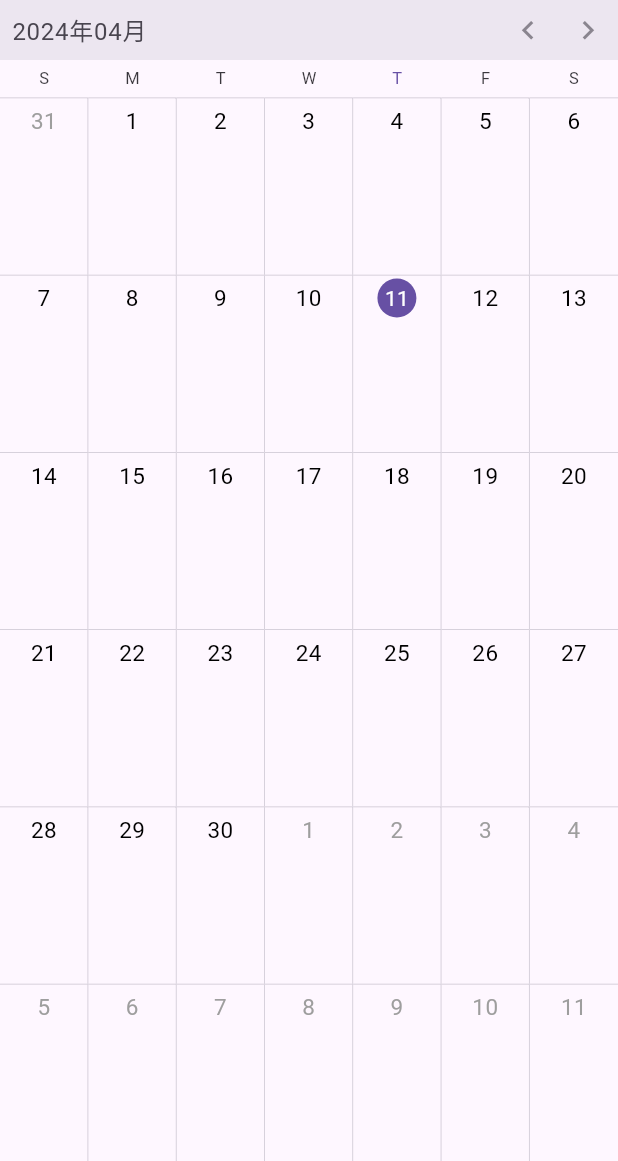
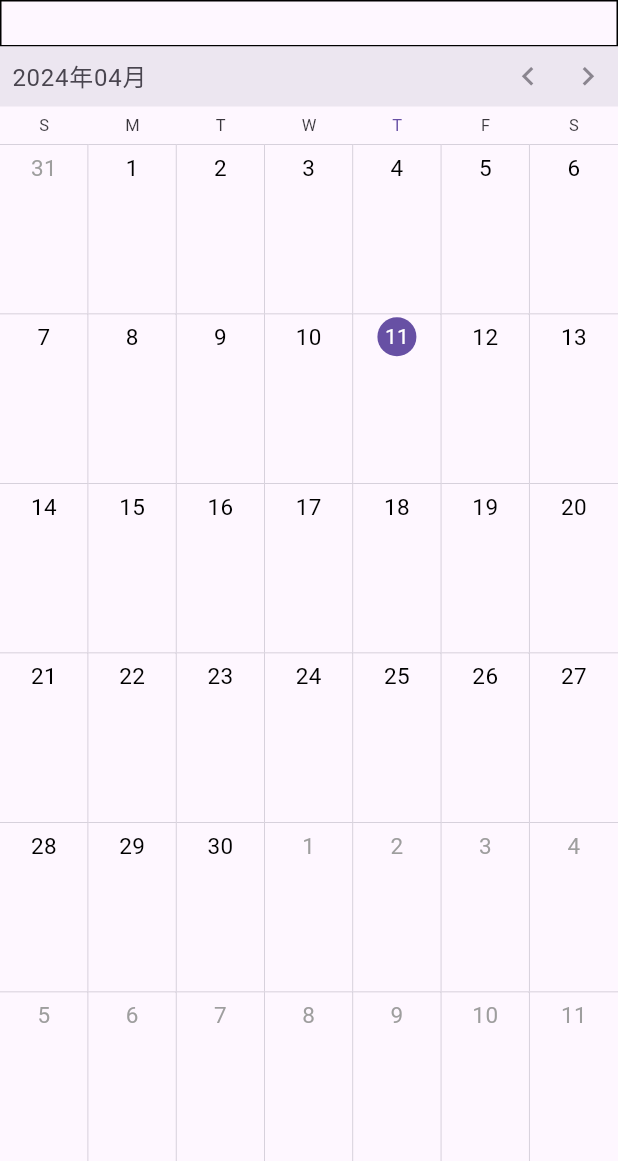
Before and after one commit to zeki-soft/shift_calendar, a Flutter app: the screen it shows after launch, on a phone screen of 412 x 824 dp, the part 75-1236 px from its top. Run offline on Flutter 3.47's test engine with Material 3 defaults, Android fonts, the phone set to English and light mode, and no system bars; drawn by our look-alikes of syncfusion_flutter_calendar; our stand-ins replace file_picker, flutter_riverpod, fluttertoast; missing offline and left inert: sqlite3; statements that could not run were skipped.

Commit message:
開発中

```diff
--- a/lib/dialog/time_edit_dialog.dart
+++ b/lib/dialog/time_edit_dialog.dart
@@ -106,10 +106,10 @@ class _TimeEditDialogState extends State<TimeEditDialog> {
                   if (_holidayFlag) {
                     // 休日チェックONの場合
                     if (_startTimeController.text == '') {
-                      _startTimeController.text == '09:00';
+                      _startTimeController.text = '09:00';
                     }
                     if (_endTimeController.text == '') {
-                      _endTimeController.text == '18:00';
+                      _endTimeController.text = '18:00';
                     }
                   } else {
                     // 入力チェック
--- a/lib/pages/calendar_table.dart
+++ b/lib/pages/calendar_table.dart
@@ -1,8 +1,15 @@
+import 'dart:convert';
+
 import 'package:flutter/material.dart';
+import 'package:flutter/services.dart';
 import 'package:flutter_riverpod/flutter_riverpod.dart';
 import 'package:intl/intl.dart';
+import 'package:shift_calendar/model/json_file_model.dart';
 import 'package:shift_calendar/model/shift_data_model.dart';
 import 'package:shift_calendar/provider/shift_calendar_provider.dart';
+import 'package:shift_calendar/sql/common_sql.dart';
+import 'package:shift_calendar/sql/shift_record_sql.dart';
+import 'package:shift_calendar/sql/shift_table_sql.dart';
 import 'package:syncfusion_flutter_calendar/calendar.dart';
 
 class CalendarTable extends ConsumerWidget {
@@ -10,6 +17,8 @@ class CalendarTable extends ConsumerWidget {
 
   @override
   Widget build(BuildContext context, WidgetRef ref) {
+    ShiftCalendarNotifier shiftCalendarController =
+        ref.read(shiftCalendarProvider.notifier);
     // シフト表全件取得(監視)
     List<ShiftDataModel> listItems = ref.watch(shiftCalendarProvider);
     // シフト名
@@ -18,9 +27,62 @@ class CalendarTable extends ConsumerWidget {
       shiftName = listItems[0].shiftName;
     }
 
+    // データなしの場合
+    if (!CommonSql.existTable()) {
+      // 画面の描画が終わったタイミングで表示させる
+      WidgetsBinding.instance.addPostFrameCallback((_) => showDialog(
+            context: context,
+            builder: (_) {
+              return AlertDialog(
+                content: const Text('勤務表のデータがありません。\nサンプルデータを作成しますか？'),
+                actions: [
+                  TextButton(
+                    child: const Text('作成'),
+                    onPressed: () async {
+                      // サンプルデータ読み込み
+                      ByteData byteData =
+                          await rootBundle.load('assets/file/交替勤務表.json');
+                      Uint8List uint8list = byteData.buffer.asUint8List();
+                      String json = utf8.decode(uint8list);
+                      // Json形式で読み込み
+                      var map = jsonDecode(json);
+                      JsonFIleModel jsonModel = JsonFIleModel.fromJson(map);
+                      // インポート
+                      ShiftTableSql.insert(tableList: jsonModel.tableList);
+                      ShiftRecordSql.insert(recordList: jsonModel.recordList);
+                      // 画面更新
+                      shiftCalendarController.update();
+                      // ダイアログを閉じる
+                      Navigator.pop(context);
+                    },
+                  ),
+                  TextButton(
+                    child: const Text('キャンセル'),
+                    onPressed: () => Navigator.pop(context),
+                  ),
+                ],
+              );
+            },
+          ));
+    }
+
     return Scaffold(
         body: Container(
-      child: SfCalendar(
+            child:
+                Column(mainAxisAlignment: MainAxisAlignment.start, children: [
+      Container(
+          width: double.infinity,
+          decoration: BoxDecoration(
+            border: Border.all(color: Colors.black),
+          ),
+          child: Text(shiftName,
+              style: const TextStyle(
+                color: Colors.black,
+                fontSize: 20,
+              ),
+              textAlign: TextAlign.center)),
+      Expanded(
+          child: SfCalendar(
         view: CalendarView.month,
         showNavigationArrow: true,
         monthViewSettings: const MonthViewSettings(
@@ -45,16 +107,16 @@ class CalendarTable extends ConsumerWidget {
                     fontStyle: FontStyle.normal,
                     fontSize: 15,
                     color: Colors.grey))),
-        headerDateFormat: 'yyyy年MM月 $shiftName',
+        headerDateFormat: 'yyyy年MM月',
         controller: calendarController,
         dataSource: _getCalendarDataSource(listItems),
-      ),
-    ));
+      ))
+    ])));
   }
 }
 
 _AppointmentDataSource _getCalendarDataSource(List<ShiftDataModel> dataList) {
-  List<Appointment> appointments = <Appointment>[];
+  List<Appointment> appointments = [];
   final dateFormatter = DateFormat('yyyy/MM/dd');
   int roopNum = dataList.length; // 繰り返し回数
   for (ShiftDataModel data in dataList) {
--- a/lib/pages/shift_edit_detail.dart
+++ b/lib/pages/shift_edit_detail.dart
@@ -230,9 +230,6 @@ class ShiftEditDetail extends ConsumerWidget {
             ),
             child: ListTile(
                 onTap: () => {
-                      // 休日でない場合のみ
-                      if (!item.holidayFlag)
-                        {
                       // シフト時間を編集
                       showDialog<void>(
                           barrierColor: Colors.grey.withOpacity(0.8),
@@ -246,7 +243,6 @@ class ShiftEditDetail extends ConsumerWidget {
                                 ref: ref,
                                 updateFlag: true);
                           })
-                        }
                     },
                 title: Row(children: [
                   Expanded(
--- a/lib/sql/common_sql.dart
+++ b/lib/sql/common_sql.dart
@@ -46,4 +46,18 @@ class CommonSql {
       print(e);
     }
   }
+
+  // テーブル存在チェック
+  static bool existTable() {
+    final ResultSet resultSet =
+        CommonSql.db.select('SELECT COUNT(*) FROM shift_table');
+    var count = resultSet.first[0];
+    if (count == 0) {
+      // レコードなし(初期化)
+      return false;
+    } else {
+      // レコードあり
+      return true;
+    }
+  }
 }
--- a/pubspec.yaml
+++ b/pubspec.yaml
@@ -44,7 +44,7 @@ dependencies:
   sqlite3_flutter_libs: ^0.5.20
   path_provider: ^2.1.2
   flutter_toast_message_bar: ^0.0.8
-  fluttertoast: ^8.1.4
+  fluttertoast: ^8.2.4
   flutter_localization: ^0.2.0
   json_serializable: ^6.7.1
   json_annotation: ^4.8.1
@@ -82,6 +82,7 @@ flutter:
 
   # To add assets to your application, add an assets section, like this:
   assets:
+    - assets/file/
   # - assets/translations/
 
   # An image asset can refer to one or more resolution-specific "variants", see
```
Also changed, not shown: assets/file/交替勤務表.json (added, +1 -0 lines), lib/dialog/message_dialog.dart (deleted, +0 -43 lines). Lines whose indentation alone changed are shown as unchanged.
